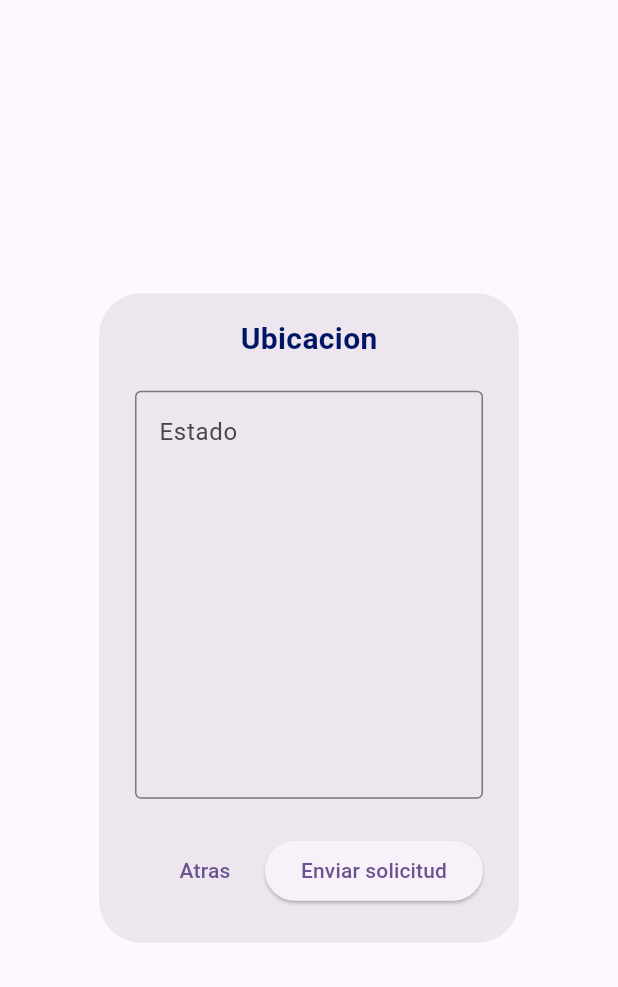
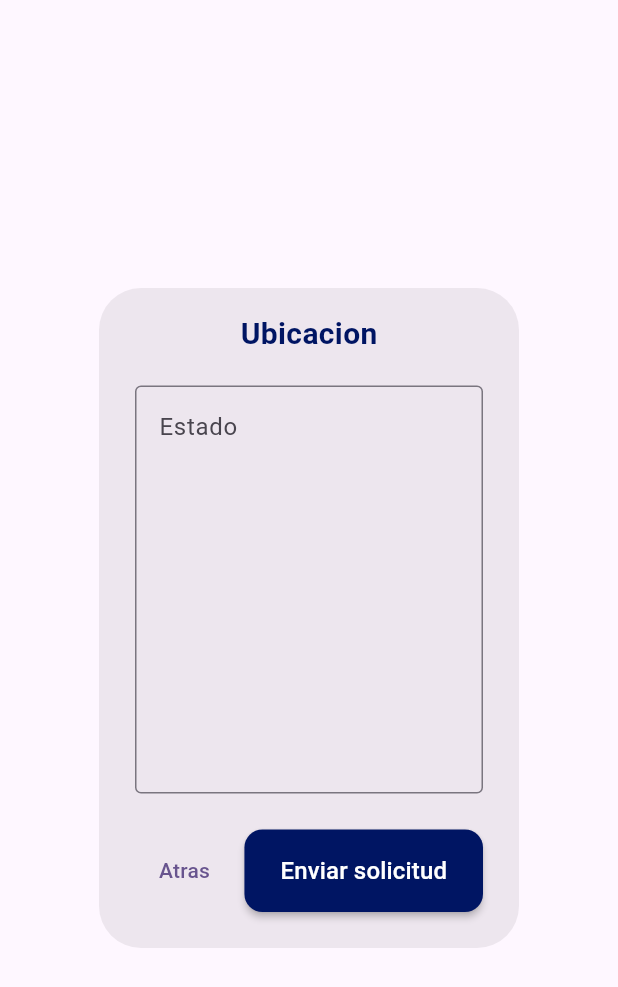
Before and after one commit to VictoriaGarciav/en_tu_puerta_front, a Flutter app: the LocationDialog widget shown alone on an empty page, opened directly, on a phone screen of 412 x 824 dp. Shown: the top 987 px of the screen. Run offline on Flutter 3.47's test engine with Material 3 defaults, Android fonts, the phone set to English and light mode, and no system bars; network calls fail.

Commit message:
Codigo documentado y se creo un boton reutilizable

```diff
--- a/en_tu_puerta_front/lib/widget_client/search_components/detail_view.dart
+++ b/en_tu_puerta_front/lib/widget_client/search_components/detail_view.dart
@@ -1,7 +1,9 @@
 import 'package:en_tu_puerta_front/widget_client/search_components/service_request_dialog.dart';
 import 'package:flutter/material.dart';
 
+// Vista detallada de un servicio con opción de solicitud
 class DetailView extends StatelessWidget {
+
   final IconData icon;
   final String name;
   final double rating;
@@ -17,6 +19,8 @@ class DetailView extends StatelessWidget {
 
   @override
   Widget build(BuildContext context) {
+    // Construye la vista detallada con información del servicio y botón de solicitud
+
     return Scaffold(
       appBar: AppBar(
         title: Text(name),
--- a/en_tu_puerta_front/lib/widget_client/search_components/location_dialog.dart
+++ b/en_tu_puerta_front/lib/widget_client/search_components/location_dialog.dart
@@ -1,10 +1,16 @@
 import 'package:flutter/material.dart';
+import 'package:en_tu_puerta_front/widgets/reusable_button.dart';
 
+
+// Diálogo para seleccionar la ubicación del servicio
 class LocationDialog extends StatelessWidget {
+
   const LocationDialog({super.key});
 
   @override
   Widget build(BuildContext context) {
+    // Construye el diálogo con campo de ubicación y acciones
+
     return AlertDialog(
       content: Column(
         mainAxisSize: MainAxisSize.min,
@@ -36,11 +42,18 @@ class LocationDialog extends StatelessWidget {
       ),
       actions: [
         TextButton(
-          onPressed: () => Navigator.pop(context),
+          onPressed: () {
+            // Cierra el diálogo actual y regresa al diálogo anterior
+            Navigator.pop(context);
+          },
+
           child: Text('Atras'),
         ),
-        ElevatedButton(
+            ReusableButton(
+              text: 'Enviar solicitud',
+              color: Color(0xFF001563),
               onPressed: () {
+                // Cierra el diálogo actual y muestra la confirmación de solicitud
                 Navigator.pop(context);
                 showDialog(
                   context: context,
@@ -53,11 +66,13 @@ class LocationDialog extends StatelessWidget {
                         SizedBox(height: 20),
                         SizedBox(
                           width: double.infinity,
-                      child: ElevatedButton(
+                          child: ReusableButton(
+                            text: 'Aceptar',
+                            color: Color(0xFF001563),
                             onPressed: () {
+                              // Cierra todos los diálogos y regresa a la pantalla principal
                               Navigator.popUntil(context, (route) => route.isFirst);
                             },
-                        child: Text('Aceptar'),
                           ),
                         ),
                       ],
@@ -65,8 +80,8 @@ class LocationDialog extends StatelessWidget {
                   ),
                 );
               },
-          child: Text('Enviar solicitud'),
             ),
+
       ],
     );
   }
--- a/en_tu_puerta_front/lib/widget_client/search_components/search_result_card.dart
+++ b/en_tu_puerta_front/lib/widget_client/search_components/search_result_card.dart
@@ -1,6 +1,8 @@
 import 'package:flutter/material.dart';
 
+// Componente que muestra una tarjeta de resultado de búsqueda
 class SearchResultCard extends StatelessWidget {
+
   final IconData icon;
   final String name;
   final double rating;
@@ -16,6 +18,8 @@ class SearchResultCard extends StatelessWidget {
 
   @override
   Widget build(BuildContext context) {
+    // Construye la tarjeta de resultado con icono, nombre, rating y descripción
+
     return Card(
       margin: EdgeInsets.only(bottom: 16.0),
       child: Container(
--- a/en_tu_puerta_front/lib/widget_client/widget_home.dart
+++ b/en_tu_puerta_front/lib/widget_client/widget_home.dart
@@ -1,10 +1,14 @@
 import 'package:flutter/material.dart';
 
+// Widget principal para la pantalla de inicio del cliente
 class WidgetHome extends StatelessWidget {
+
   const WidgetHome({super.key});
 
   @override
   Widget build(BuildContext context) {
+    // Retorna un contenedor gris con texto de prueba
+
     return Container(
       color: Colors.grey,
       child: Text('Index 0: Home'),
--- a/en_tu_puerta_front/lib/widget_client/widget_notifications.dart
+++ b/en_tu_puerta_front/lib/widget_client/widget_notifications.dart
@@ -1,10 +1,14 @@
 import 'package:flutter/material.dart';
 
+// Widget para la pantalla de notificaciones del cliente
 class WidgetNotification extends StatelessWidget {
+
   const WidgetNotification({super.key});
 
   @override
   Widget build(BuildContext context) {
+    // Retorna un contenedor gris con texto de prueba para notificaciones
+
     return Container(
       color: Colors.grey,
       child: Text('Index 2: Notificaciones'),
--- a/en_tu_puerta_front/lib/widget_client/widget_settings.dart
+++ b/en_tu_puerta_front/lib/widget_client/widget_settings.dart
@@ -1,10 +1,14 @@
 import 'package:flutter/material.dart';
 
+// Widget para la pantalla de ajustes del cliente
 class WidgetSettings extends StatelessWidget {
+
   const WidgetSettings({super.key});
 
   @override
   Widget build(BuildContext context) {
+    // Retorna un contenedor gris con texto de prueba para ajustes
+
     return Container(
       color: Colors.grey,
       child: Text('Index 3: Ajustes'),
--- a/en_tu_puerta_front/lib/widget_provider/provider_notification_components/notification_details.dart
+++ b/en_tu_puerta_front/lib/widget_provider/provider_notification_components/notification_details.dart
@@ -1,10 +1,14 @@
 import 'package:flutter/material.dart';
 
+// Componente que muestra los detalles de una notificación/solicitud
 class NotificationDetails extends StatelessWidget {
+
   const NotificationDetails({super.key});
 
   @override
   Widget build(BuildContext context) {
+    // Construye la sección de detalles con información del cliente y servicio
+
     return Padding(
       padding: const EdgeInsets.all(16.0),
       child: Column(
@@ -28,7 +32,9 @@ class NotificationDetails extends StatelessWidget {
     );
   }
 
+  // Método auxiliar para construir items de detalle con estilo consistente
   Widget _buildDetailItem(String label, String value) {
+
     return Padding(
       padding: const EdgeInsets.symmetric(vertical: 8.0),
       child: Row(
--- a/en_tu_puerta_front/lib/widget_provider/widget_provider_home.dart
+++ b/en_tu_puerta_front/lib/widget_provider/widget_provider_home.dart
@@ -1,10 +1,14 @@
 import 'package:flutter/material.dart';
 
+// Widget para la pantalla principal del proveedor
 class WidgetProviderHome extends StatelessWidget {
+
   const WidgetProviderHome({super.key});
 
   @override
   Widget build(BuildContext context) {
+    // Construye la interfaz principal del proveedor con secciones de perfil, servicios y agenda
+
     return Scaffold(
       appBar: AppBar(
         title: const Text('Mi Perfil', style: TextStyle(fontSize: 20, fontWeight: FontWeight.bold, color: Color(0xFF001563)),),
@@ -116,7 +120,9 @@ class WidgetProviderHome extends StatelessWidget {
     );
   }
 
+  // Método auxiliar para construir tarjetas de servicios
   Widget _buildServiceCard(String serviceName, IconData icon) {
+
     return Card(
       child: Padding(
         padding: const EdgeInsets.all(16.0),
--- a/en_tu_puerta_front/lib/widget_provider/widget_provider_metrics.dart
+++ b/en_tu_puerta_front/lib/widget_provider/widget_provider_metrics.dart
@@ -1,10 +1,14 @@
 import 'package:flutter/material.dart';
 
+// Widget para la pantalla de métricas del proveedor
 class WidgetProviderMetrics extends StatelessWidget {
+
   const WidgetProviderMetrics({super.key});
 
   @override
   Widget build(BuildContext context) {
+    // Retorna un contenedor gris con texto de prueba para métricas
+
     return Container(
       color: Colors.grey,
       child: Text('Index 2: Metrics'),
--- a/en_tu_puerta_front/lib/widget_provider/widget_provider_settings.dart
+++ b/en_tu_puerta_front/lib/widget_provider/widget_provider_settings.dart
@@ -1,10 +1,14 @@
 import 'package:flutter/material.dart';
 
+// Widget para la pantalla de ajustes del proveedor
 class WidgetProviderSettings extends StatelessWidget {
+
   const WidgetProviderSettings({super.key});
 
   @override
   Widget build(BuildContext context) {
+    // Retorna un contenedor gris con texto de prueba para ajustes
+
     return Container(
       color: Colors.grey,
       child: Text('Index 3: Ajustes'),
--- /dev/null
+++ b/en_tu_puerta_front/lib/widgets/reusable_button.dart
@@ -0,0 +1,38 @@
+import 'package:flutter/material.dart';
+
+// Componente de botón reutilizable con estilo consistente
+class ReusableButton extends StatelessWidget {
+  final String text;
+  final Color color;
+  final VoidCallback onPressed;
+
+  const ReusableButton({
+    required this.text,
+    required this.color,
+    required this.onPressed,
+    super.key,
+  });
+
+  @override
+  Widget build(BuildContext context) {
+    return ElevatedButton(
+      style: ElevatedButton.styleFrom(
+        backgroundColor: color,
+        foregroundColor: Colors.white,
+        padding: const EdgeInsets.symmetric(vertical: 16, horizontal: 24),
+        shape: RoundedRectangleBorder(
+          borderRadius: BorderRadius.circular(12),
+        ),
+        elevation: 2,
+      ),
+      onPressed: onPressed,
+      child: Text(
+        text,
+        style: const TextStyle(
+          fontSize: 16,
+          fontWeight: FontWeight.w500,
+        ),
+      ),
+    );
+  }
+}
```
Also changed, not shown: en_tu_puerta_front/lib/main.dart (+14 -0 lines), en_tu_puerta_front/lib/widget_client/search_components/service_request_dialog.dart (+18 -3 lines), en_tu_puerta_front/lib/widget_client/widget_search.dart (+8 -0 lines), en_tu_puerta_front/lib/widget_provider/provider_notification_components/notification_card.dart (+10 -0 lines), en_tu_puerta_front/lib/widget_provider/widget_provider_notifications.dart (+8 -0 lines). Lines whose indentation alone changed are shown as unchanged.
